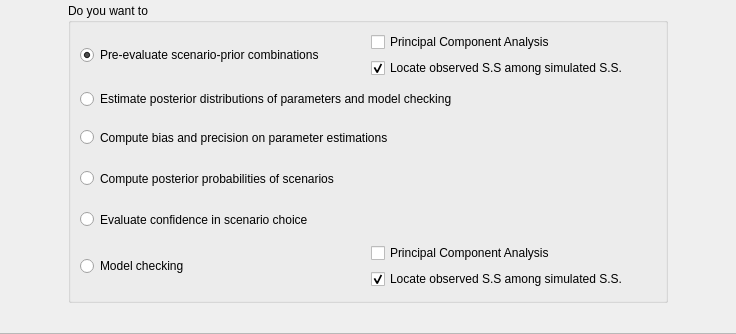
Above: python_interface/uis/defineAnalysis.ui from cbgp/diyabc before the change; both pictures show x 203 to 939 and y 370 to 704 of the 1142 by 704 pixel window. Below: the same form after it.
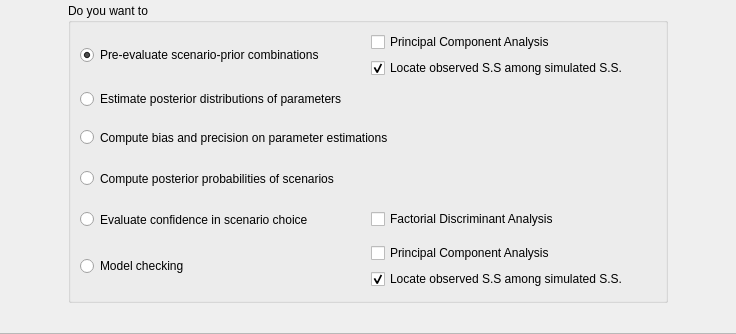
That is the form after the change.

Commit message: debut de l'ajout de la FDA dans general.cpp, conf.cpp, matrices.cpp, mesutils.cpp + dans l'interface DefineAnalysis.ui

What changed in the file:
```diff
--- a/python_interface/uis/defineAnalysis.ui
+++ b/python_interface/uis/defineAnalysis.ui
@@ -259,7 +259,7 @@
            </size>
           </property>
           <property name="text">
-           <string>Estimate posterior distributions of parameters and model checking</string>
+           <string>Estimate posterior distributions of parameters</string>
           </property>
          </widget>
         </item>
@@ -302,6 +302,8 @@
          </widget>
         </item>
         <item>
+         <layout class="QHBoxLayout" name="horizontalLayout_6">
+          <item>
          <widget class="QRadioButton" name="evaluateRadio">
           <property name="minimumSize">
            <size>
@@ -319,6 +321,15 @@
            <string>Evaluate confidence in scenario choice</string>
           </property>
          </widget>
+          </item>
+          <item>
+           <widget class="QCheckBox" name="conffdaCheck">
+            <property name="text">
+             <string>Factorial Discriminant Analysis</string>
+            </property>
+           </widget>
+          </item>
+         </layout>
         </item>
         <item>
          <layout class="QHBoxLayout" name="horizontalLayout_4">
```
Left out of the diff: 2 changed lines with no effect on the pictures. Lines whose indentation alone changed are shown as unchanged. The commit also changes 5 other files.
